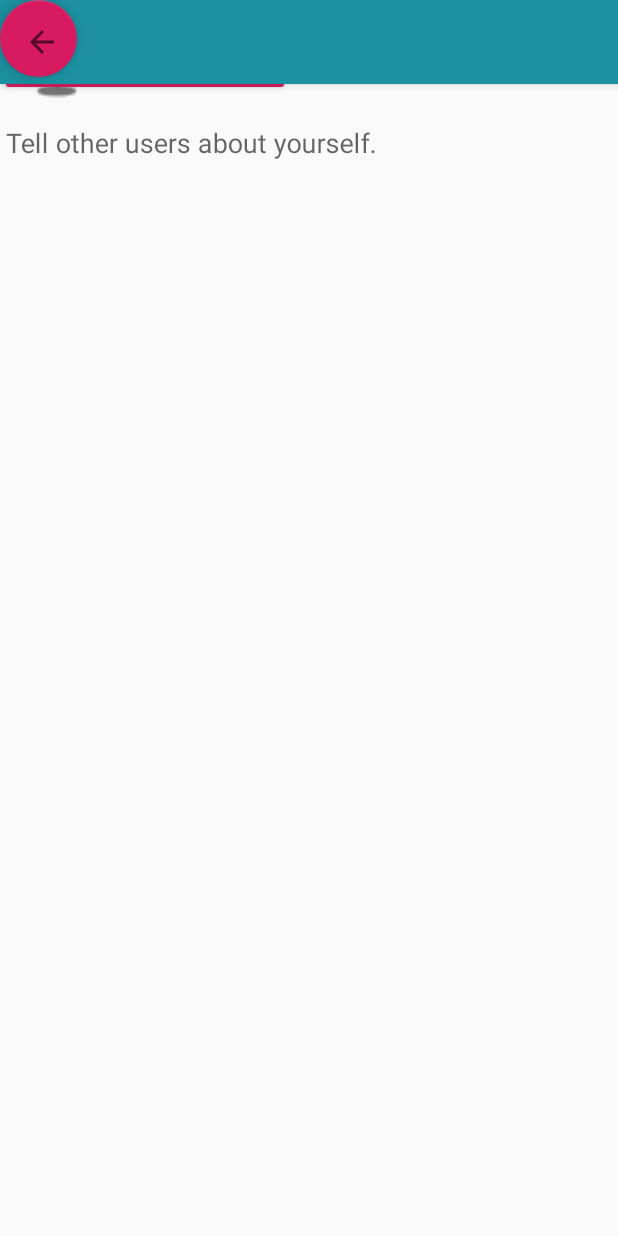
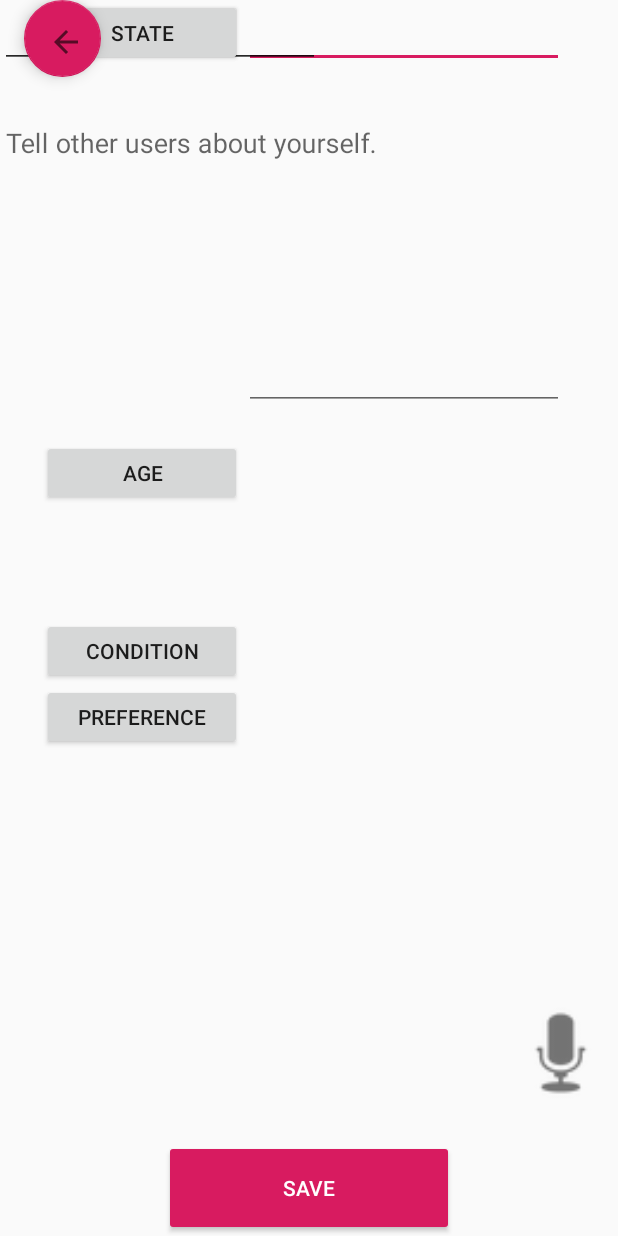
Before and after one commit to david-z-shi/medditV0, an Android app: the layout update_user_preferences.xml on its own in the app's theme, with its tools: preview values and no code run, on a phone screen of 412 x 824 dp. Run offline under Robolectric (Android 15) with nearby library versions, the phone set to English and light mode, and no system bars.

Commit message:
fixing anchors

```diff
--- a/app/src/main/res/layout/update_user_preferences.xml
+++ b/app/src/main/res/layout/update_user_preferences.xml
@@ -8,22 +8,18 @@
     tools:context=".text_to_speech">
 
 
-    <com.google.android.material.appbar.AppBarLayout
-        android:id="@+id/appBarLayout2"
-        android:layout_width="wrap_content"
-        android:layout_height="wrap_content"
-        android:theme="@style/AppTheme.AppBarOverlay"
-        tools:ignore="MissingConstraints">
-
-        <androidx.appcompat.widget.Toolbar
-            android:id="@+id/toolbar"
-            android:layout_width="421dp"
-            android:layout_height="wrap_content"
-            android:background="#1b91a1"
-            app:popupTheme="@style/AppTheme.PopupOverlay" />
-
-    </com.google.android.material.appbar.AppBarLayout>
-
+    <com.google.android.material.floatingactionbutton.FloatingActionButton
+        android:id="@+id/floatingActionButton6"
+        android:layout_width="91dp"
+        android:layout_height="51dp"
+        android:layout_marginEnd="124dp"
+        android:clickable="true"
+        android:src="?attr/actionModeCloseDrawable"
+        app:layout_constraintEnd_toEndOf="parent"
+        app:layout_constraintHorizontal_bias="0.067"
+        app:layout_constraintStart_toStartOf="parent"
+        app:layout_constraintTop_toTopOf="@+id/appBarLayout2"
+        tools:ignore="MissingConstraints" />
 
     <Button
         android:id="@+id/save"
@@ -31,71 +27,149 @@
         android:layout_width="193dp"
         android:layout_height="64dp"
         android:text="SAVE"
-        tools:ignore="MissingConstraints"
-        tools:layout_editor_absoluteX="109dp"
-        tools:layout_editor_absoluteY="664dp" />
-
-    <com.google.android.material.floatingactionbutton.FloatingActionButton
-        android:id="@+id/floatingActionButton3"
-        android:layout_width="91dp"
-        android:layout_height="51dp"
-        android:clickable="true"
-        android:src="?attr/actionModeCloseDrawable"
-        app:layout_constraintTop_toTopOf="@+id/appBarLayout2"
+        app:layout_constraintBottom_toBottomOf="parent"
+        app:layout_constraintEnd_toEndOf="parent"
+        app:layout_constraintStart_toStartOf="parent"
         tools:ignore="MissingConstraints" />
 
-    <ImageButton
-        android:id="@+id/btnSpeak5"
-        android:layout_width="76dp"
-        android:layout_height="wrap_content"
-        android:adjustViewBounds="true"
-        android:background="@null"
-        android:cropToPadding="true"
-        android:scaleType="fitStart"
-        android:src="@android:drawable/ic_btn_speak_now"
-        tools:layout_editor_absoluteX="309dp"
-        tools:layout_editor_absoluteY="652dp"
+
+    <Button
+        android:id="@+id/button2"
+        android:layout_width="133dp"
+        android:layout_height="44dp"
+        android:layout_marginStart="28dp"
+        android:layout_marginTop="264dp"
+        android:text="AGE"
+        app:layout_constraintBottom_toTopOf="@+id/button"
+        app:layout_constraintStart_toStartOf="parent"
+        app:layout_constraintTop_toTopOf="parent"
+        app:layout_constraintVertical_bias="0.2"
+        tools:ignore="MissingConstraints" />
+
+    <Button
+        android:id="@+id/button5"
+        android:layout_width="133dp"
+        android:layout_height="44dp"
+        android:layout_marginStart="28dp"
+        android:text="Condition"
+        app:layout_constraintBottom_toTopOf="@+id/button"
+        app:layout_constraintStart_toStartOf="parent"
+        app:layout_constraintTop_toBottomOf="@+id/button2"
+        app:layout_constraintVertical_bias="1.0"
+        tools:ignore="MissingConstraints" />
+
+    <Button
+        android:id="@+id/button"
+        android:layout_width="133dp"
+        android:layout_height="44dp"
+        android:layout_marginStart="28dp"
+        android:layout_marginBottom="324dp"
+        android:text="Preference"
+        app:layout_constraintBottom_toBottomOf="parent"
+        app:layout_constraintStart_toStartOf="parent"
+        app:layout_constraintTop_toBottomOf="@+id/button3"
+        app:layout_constraintVertical_bias="1.0"
+        tools:ignore="MissingConstraints" />
+
+    <Button
+        android:id="@+id/button3"
+        android:layout_width="133dp"
+        android:layout_height="44dp"
+        android:layout_marginStart="28dp"
+        android:text="Biological SEX"
+        app:layout_constraintEnd_toEndOf="parent"
+        app:layout_constraintHorizontal_bias="0.0"
+        app:layout_constraintStart_toStartOf="parent"
+        tools:ignore="MissingConstraints"
+        tools:layout_editor_absoluteY="231dp" />
+
+    <Button
+        android:id="@+id/button8"
+        android:layout_width="177dp"
+        android:layout_height="47dp"
+        android:layout_marginBottom="172dp"
+        android:text="Profile Summary"
+        app:layout_constraintBottom_toBottomOf="@+id/textInputLayout"
+        app:layout_constraintEnd_toEndOf="parent"
+        app:layout_constraintStart_toStartOf="parent"
+        app:layout_constraintTop_toTopOf="parent"
+        app:layout_constraintVertical_bias="1.0"
+        tools:ignore="MissingConstraints" />
+
+    <Button
+        android:id="@+id/button4"
+        android:layout_width="133dp"
+        android:layout_height="44dp"
+        android:layout_marginStart="28dp"
+        android:text="State"
+        app:layout_constraintEnd_toEndOf="parent"
+        app:layout_constraintHorizontal_bias="0.0"
+        app:layout_constraintStart_toStartOf="parent"
+        tools:ignore="MissingConstraints"
+        tools:layout_editor_absoluteY="187dp" />
+
+    <Button
+        android:id="@+id/button7"
+        android:layout_width="133dp"
+        android:layout_height="44dp"
+        android:layout_marginStart="29dp"
+        android:layout_marginTop="15dp"
+        android:text="City"
+        app:layout_constraintBottom_toTopOf="@+id/button4"
+        app:layout_constraintEnd_toStartOf="@+id/city"
+        app:layout_constraintStart_toStartOf="parent"
+        app:layout_constraintTop_toBottomOf="@+id/textView2"
         tools:ignore="MissingConstraints" />
 
     <EditText
         android:id="@+id/state"
         android:layout_width="wrap_content"
         android:layout_height="wrap_content"
+        android:layout_marginEnd="36dp"
         android:ems="10"
         android:inputType="text"
+        app:layout_constraintEnd_toEndOf="parent"
         tools:ignore="MissingConstraints"
-        tools:layout_editor_absoluteX="162dp"
-        tools:layout_editor_absoluteY="178dp" />
+        tools:layout_editor_absoluteY="189dp" />
 
     <EditText
         android:id="@+id/sex"
         android:layout_width="wrap_content"
         android:layout_height="wrap_content"
+        android:layout_marginTop="228dp"
+        android:layout_marginEnd="36dp"
         android:ems="10"
         android:inputType="text"
-        tools:ignore="MissingConstraints"
-        tools:layout_editor_absoluteX="162dp"
-        tools:layout_editor_absoluteY="222dp" />
+        app:layout_constraintEnd_toEndOf="parent"
+        app:layout_constraintTop_toTopOf="parent"
+        tools:ignore="MissingConstraints" />
 
     <EditText
         android:id="@+id/city"
         android:layout_width="wrap_content"
         android:layout_height="wrap_content"
+        android:layout_marginEnd="36dp"
         android:ems="10"
         android:inputType="text"
-        tools:ignore="MissingConstraints"
-        tools:layout_editor_absoluteX="162dp"
-        tools:layout_editor_absoluteY="134dp" />
+        app:layout_constraintBottom_toTopOf="@+id/state"
+        app:layout_constraintEnd_toEndOf="parent"
+        app:layout_constraintHorizontal_bias="1.0"
+        app:layout_constraintStart_toEndOf="@+id/button4"
+        app:layout_constraintTop_toTopOf="parent"
+        app:layout_constraintVertical_bias="1.0"
+        tools:ignore="MissingConstraints" />
 
     <EditText
         android:id="@+id/age"
         android:layout_width="wrap_content"
         android:layout_height="wrap_content"
+        android:layout_marginEnd="36dp"
+        android:layout_marginBottom="48dp"
         android:ems="10"
         android:inputType="textEmailAddress"
-        tools:ignore="MissingConstraints"
-        tools:layout_editor_absoluteX="162dp"
-        tools:layout_editor_absoluteY="267dp" />
+        app:layout_constraintBottom_toTopOf="@+id/preferences"
+        app:layout_constraintEnd_toEndOf="parent"
+        tools:ignore="MissingConstraints" />
 
     <EditText
         android:id="@+id/conditions"
@@ -117,86 +191,45 @@
         tools:layout_editor_absoluteX="162dp"
         tools:layout_editor_absoluteY="363dp" />
 
-    <Button
-        android:id="@+id/button2"
-        android:layout_width="133dp"
-        android:layout_height="44dp"
-        android:text="AGE"
-        tools:ignore="MissingConstraints"
-        tools:layout_editor_absoluteX="29dp"
-        tools:layout_editor_absoluteY="267dp" />
-
-    <Button
-        android:id="@+id/button5"
-        android:layout_width="133dp"
-        android:layout_height="44dp"
-        android:text="Condition"
-        tools:ignore="MissingConstraints"
-        tools:layout_editor_absoluteX="29dp"
-        tools:layout_editor_absoluteY="320dp" />
-
-    <Button
-        android:id="@+id/button"
-        android:layout_width="133dp"
-        android:layout_height="44dp"
-        android:text="Preference"
-        tools:ignore="MissingConstraints"
-        tools:layout_editor_absoluteX="29dp"
-        tools:layout_editor_absoluteY="364dp" />
-
-    <Button
-        android:id="@+id/button3"
-        android:layout_width="133dp"
-        android:layout_height="44dp"
-        android:text="Biological SEX"
-        tools:ignore="MissingConstraints"
-        tools:layout_editor_absoluteX="29dp"
-        tools:layout_editor_absoluteY="223dp" />
-
-    <Button
-        android:id="@+id/button8"
-        android:layout_width="177dp"
-        android:layout_height="47dp"
-        android:text="Profile Summary"
-        tools:ignore="MissingConstraints"
-        tools:layout_editor_absoluteX="109dp"
-        tools:layout_editor_absoluteY="419dp" />
-
-    <Button
-        android:id="@+id/button4"
-        android:layout_width="133dp"
-        android:layout_height="44dp"
-        android:text="State"
-        tools:ignore="MissingConstraints"
-        tools:layout_editor_absoluteX="29dp"
-        tools:layout_editor_absoluteY="178dp" />
-
-    <Button
-        android:id="@+id/button7"
-        android:layout_width="133dp"
-        android:layout_height="44dp"
-        android:text="City"
-        tools:ignore="MissingConstraints"
-        tools:layout_editor_absoluteX="29dp"
-        tools:layout_editor_absoluteY="134dp" />
+    <ImageButton
+        android:id="@+id/btnSpeak5"
+        android:layout_width="76dp"
+        android:layout_height="wrap_content"
+        android:layout_marginTop="664dp"
+        android:adjustViewBounds="true"
+        android:background="@null"
+        android:cropToPadding="true"
+        android:scaleType="fitStart"
+        android:src="@android:drawable/ic_btn_speak_now"
+        app:layout_constraintEnd_toEndOf="parent"
+        app:layout_constraintTop_toTopOf="parent"
+        tools:ignore="MissingConstraints" />
 
     <TextView
         android:id="@+id/textView2"
         android:layout_width="342dp"
         android:layout_height="43dp"
+        android:layout_marginStart="33dp"
+        android:layout_marginEnd="36dp"
+        android:layout_marginBottom="15dp"
         android:text="Update User Preferences"
         android:textColor="#1b91a1"
         android:textSize="30dp"
-        tools:layout_editor_absoluteX="33dp"
-        tools:layout_editor_absoluteY="76dp"
+        app:layout_constraintBottom_toTopOf="@+id/city"
+        app:layout_constraintEnd_toEndOf="parent"
+        app:layout_constraintHorizontal_bias="0.0"
+        app:layout_constraintStart_toStartOf="parent"
+        app:layout_constraintTop_toTopOf="parent"
+        app:layout_constraintVertical_bias="1.0"
         tools:ignore="MissingConstraints" />
 
     <com.google.android.material.textfield.TextInputLayout
+        android:id="@+id/textInputLayout"
         android:layout_width="339dp"
         android:layout_height="172dp"
+        tools:ignore="MissingConstraints"
         tools:layout_editor_absoluteX="36dp"
-        tools:layout_editor_absoluteY="476dp"
-        tools:ignore="MissingConstraints">
+        tools:layout_editor_absoluteY="476dp">
 
         <com.google.android.material.textfield.TextInputEditText
             android:id="@+id/profile"
--- a/app/src/main/res/layout/user_matches.xml
+++ b/app/src/main/res/layout/user_matches.xml
@@ -25,7 +25,8 @@
         android:layout_height="51dp"
         android:clickable="true"
         android:src="?attr/actionModeCloseDrawable"
-        app:layout_constraintTop_toTopOf="@+id/appBarLayout2" />
+        app:layout_constraintTop_toTopOf="@+id/appBarLayout2"
+        tools:ignore="MissingConstraints" />
 
     <ImageButton
         android:id="@+id/imageButton28"
@@ -33,7 +34,8 @@
         android:layout_height="112dp"
         tools:layout_editor_absoluteX="85dp"
         tools:layout_editor_absoluteY="350dp"
-        tools:srcCompat="@tools:sample/avatars" />
+        tools:srcCompat="@tools:sample/avatars"
+        tools:ignore="MissingConstraints" />
 
     <ImageButton
         android:id="@+id/imageButton31"
@@ -41,7 +43,8 @@
         android:layout_height="112dp"
         tools:layout_editor_absoluteX="16dp"
         tools:layout_editor_absoluteY="109dp"
-        tools:srcCompat="@tools:sample/avatars" />
+        tools:srcCompat="@tools:sample/avatars"
+        tools:ignore="MissingConstraints" />
 
     <ImageButton
         android:id="@+id/imageButton32"
@@ -65,7 +68,8 @@
         android:layout_height="112dp"
         tools:layout_editor_absoluteX="139dp"
         tools:layout_editor_absoluteY="231dp"
-        tools:srcCompat="@tools:sample/avatars" />
+        tools:srcCompat="@tools:sample/avatars"
+        tools:ignore="MissingConstraints" />
 
     <ImageButton
         android:id="@+id/imageButton35"
@@ -73,6 +77,7 @@
         android:layout_height="112dp"
         tools:layout_editor_absoluteX="16dp"
         tools:layout_editor_absoluteY="231dp"
-        tools:srcCompat="@tools:sample/avatars" />
+        tools:srcCompat="@tools:sample/avatars"
+        tools:ignore="MissingConstraints" />
 
 </androidx.constraintlayout.widget.ConstraintLayout>
```
